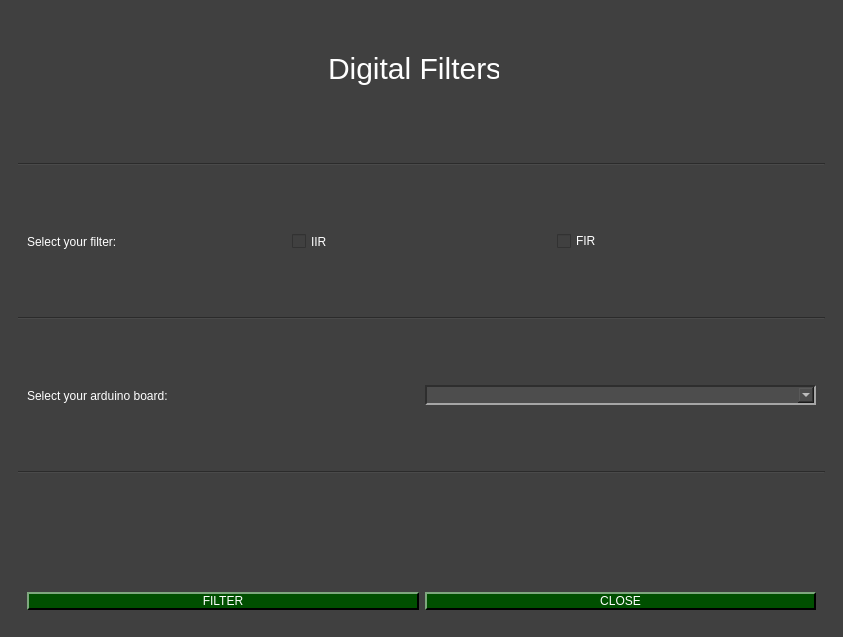
Old version of the form ui/main.ui in the repository viniciusfs14/pydaq.
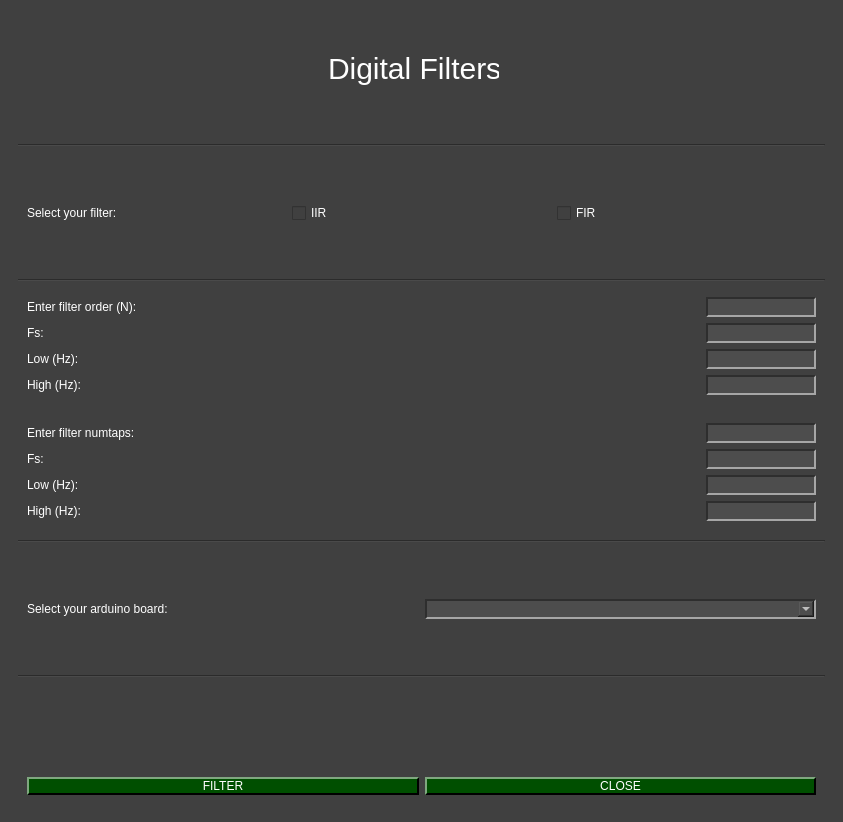
New version of the form. Icons and pictures are not drawn.

```diff
--- a/ui/main.ui
+++ b/ui/main.ui
@@ -7,7 +7,7 @@
     <x>0</x>
     <y>0</y>
     <width>843</width>
-    <height>637</height>
+    <height>822</height>
    </rect>
   </property>
   <property name="sizePolicy">
@@ -267,7 +267,7 @@
     <item row="2" column="0">
      <widget class="QWidget" name="widget" native="true">
       <layout class="QGridLayout" name="gridLayout">
-       <item row="7" column="0" alignment="Qt::AlignBottom">
+       <item row="12" column="0" alignment="Qt::AlignBottom">
         <widget class="QWidget" name="bottom" native="true">
          <property name="enabled">
           <bool>true</bool>
@@ -355,33 +355,95 @@
          </widget>
         </widget>
        </item>
-       <item row="4" column="0">
-        <widget class="Line" name="line">
-         <property name="orientation">
-          <enum>Qt::Horizontal</enum>
-         </property>
+       <item row="6" column="0">
+        <widget class="QWidget" name="fiirwidget" native="true">
+         <layout class="QGridLayout" name="gridLayout_4">
+          <item row="0" column="0">
+           <widget class="QLabel" name="label_4">
+            <property name="text">
+             <string>Enter filter numtaps:</string>
+            </property>
+           </widget>
+          </item>
+          <item row="2" column="0">
+           <widget class="QLabel" name="label_9">
+            <property name="text">
+             <string>Low (Hz):</string>
+            </property>
+           </widget>
+          </item>
+          <item row="3" column="0">
+           <widget class="QLabel" name="label_10">
+            <property name="text">
+             <string>High (Hz):</string>
+            </property>
+           </widget>
+          </item>
+          <item row="1" column="0">
+           <widget class="QLabel" name="label_8">
+            <property name="text">
+             <string>Fs:</string>
+            </property>
+           </widget>
+          </item>
+          <item row="0" column="3" alignment="Qt::AlignRight">
+           <widget class="QLineEdit" name="lineEdit_5"/>
+          </item>
+          <item row="2" column="3" alignment="Qt::AlignRight">
+           <widget class="QLineEdit" name="lineEdit_7"/>
+          </item>
+          <item row="1" column="3" alignment="Qt::AlignRight">
+           <widget class="QLineEdit" name="lineEdit_6"/>
+          </item>
+          <item row="3" column="3" alignment="Qt::AlignRight">
+           <widget class="QLineEdit" name="lineEdit_8"/>
+          </item>
+         </layout>
         </widget>
        </item>
        <item row="5" column="0">
-        <widget class="QWidget" name="widget_2" native="true">
-         <layout class="QHBoxLayout" name="horizontalLayout_2">
-          <item>
-           <widget class="QLabel" name="label_2">
+        <widget class="QWidget" name="iirwidget" native="true">
+         <layout class="QGridLayout" name="gridLayout_3">
+          <item row="2" column="1" alignment="Qt::AlignRight">
+           <widget class="QLineEdit" name="lineEdit_2"/>
+          </item>
+          <item row="1" column="0">
+           <widget class="QLabel" name="label_3">
             <property name="text">
-             <string>Select your arduino board:</string>
+             <string>Enter filter order (N):</string>
             </property>
            </widget>
           </item>
-          <item>
-           <widget class="QComboBox" name="comboBox">
-            <property name="toolTip">
-             <string>&lt;html&gt;&lt;head/&gt;&lt;body&gt;&lt;p&gt;Please, select your arduino board&lt;/p&gt;&lt;/body&gt;&lt;/html&gt;</string>
+          <item row="1" column="1" alignment="Qt::AlignRight">
+           <widget class="QLineEdit" name="lineEdit"/>
+          </item>
+          <item row="2" column="0">
+           <widget class="QLabel" name="label_5">
+            <property name="text">
+             <string>Fs:</string>
             </property>
-            <property name="styleSheet">
-             <string notr="true"/>
+           </widget>
+          </item>
+          <item row="3" column="0">
+           <widget class="QLabel" name="label_6">
+            <property name="text">
+             <string>Low (Hz):</string>
             </property>
            </widget>
           </item>
+          <item row="4" column="0">
+           <widget class="QLabel" name="label_7">
+            <property name="text">
+             <string>High (Hz):</string>
+            </property>
+           </widget>
+          </item>
+          <item row="3" column="1" alignment="Qt::AlignRight">
+           <widget class="QLineEdit" name="lineEdit_3"/>
+          </item>
+          <item row="4" column="1" alignment="Qt::AlignRight">
+           <widget class="QLineEdit" name="lineEdit_4"/>
+          </item>
          </layout>
         </widget>
        </item>
@@ -438,6 +500,9 @@
             <property name="text">
              <string>FIR</string>
             </property>
+            <property name="checked">
+             <bool>false</bool>
+            </property>
             <attribute name="buttonGroup">
              <string notr="true">buttonGroup</string>
             </attribute>
@@ -446,13 +511,57 @@
          </layout>
         </widget>
        </item>
-       <item row="6" column="0">
+       <item row="2" column="0">
+        <widget class="Line" name="line_3">
+         <property name="orientation">
+          <enum>Qt::Horizontal</enum>
+         </property>
+        </widget>
+       </item>
+       <item row="4" column="0">
+        <widget class="Line" name="line">
+         <property name="orientation">
+          <enum>Qt::Horizontal</enum>
+         </property>
+        </widget>
+       </item>
+       <item row="10" column="0">
         <widget class="Line" name="line_2">
          <property name="orientation">
           <enum>Qt::Horizontal</enum>
          </property>
         </widget>
        </item>
+       <item row="8" column="0">
+        <widget class="QWidget" name="widget_2" native="true">
+         <layout class="QHBoxLayout" name="horizontalLayout_2">
+          <item>
+           <widget class="QLabel" name="label_2">
+            <property name="text">
+             <string>Select your arduino board:</string>
+            </property>
+           </widget>
+          </item>
+          <item>
+           <widget class="QComboBox" name="comboBox">
+            <property name="toolTip">
+             <string>&lt;html&gt;&lt;head/&gt;&lt;body&gt;&lt;p&gt;Please, select your arduino board&lt;/p&gt;&lt;/body&gt;&lt;/html&gt;</string>
+            </property>
+            <property name="styleSheet">
+             <string notr="true"/>
+            </property>
+           </widget>
+          </item>
+         </layout>
+        </widget>
+       </item>
+       <item row="7" column="0">
+        <widget class="Line" name="line_4">
+         <property name="orientation">
+          <enum>Qt::Horizontal</enum>
+         </property>
+        </widget>
+       </item>
       </layout>
      </widget>
     </item>
```
Left out of the diff: 74 changed lines with no effect on the pictures.
